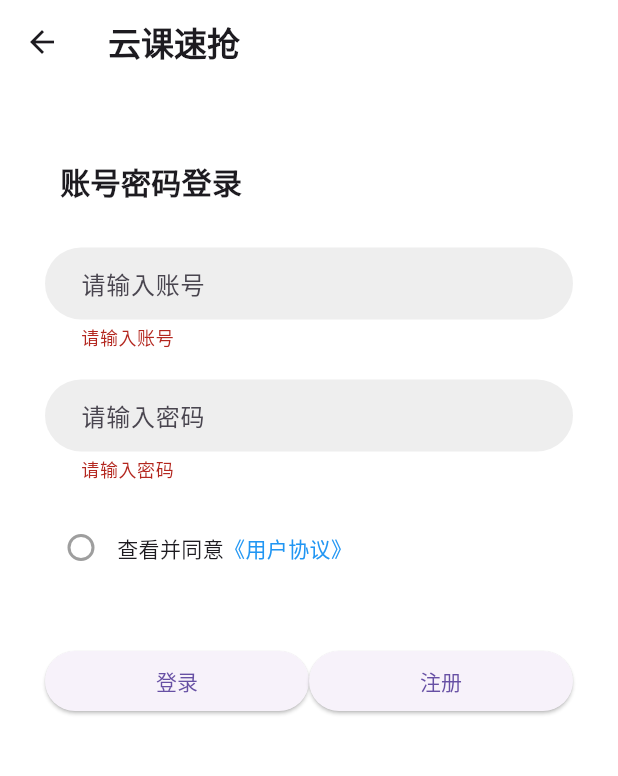
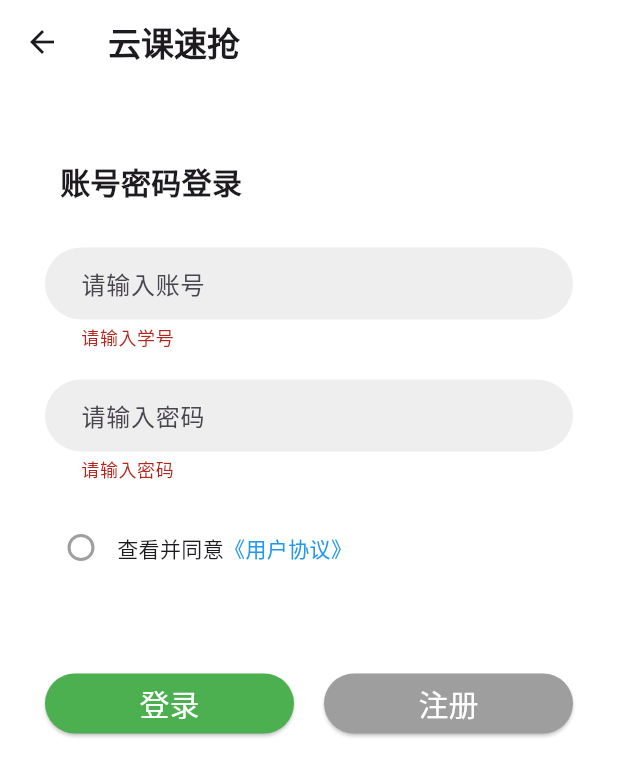
Before and after one commit to LearnTechLogic/CourseSnap, a Flutter app: the screen it shows after launch, after a tap on "登录", on a phone screen of 412 x 824 dp. Shown: the top 776 px of the screen. Run offline on Flutter 3.47's test engine with Material 3 defaults, Android fonts, the phone set to English and light mode, and no system bars; our stand-ins replace dio, get, shared_preferences; network calls fail; statements that could not run were skipped.

Commit message:
管理端登录逻辑

```diff
--- a/course_snap_gl/lib/constants/index.dart
+++ b/course_snap_gl/lib/constants/index.dart
@@ -6,5 +6,6 @@ class GlobalConstants {
 }
 
 class HttpConstants {
+  static const String LOGIN = "/member/login";
   static const String USER_PROFILE = "/member/profile"; // 用户信息
 }
--- a/course_snap_gl/lib/pages/LoginPage.dart
+++ b/course_snap_gl/lib/pages/LoginPage.dart
@@ -1,5 +1,12 @@
+import 'package:course_snap_gl/stores/TokenManager.dart';
+import 'package:course_snap_gl/stores/UserController.dart';
+import 'package:course_snap_gl/utils/LoadingDialog.dart';
+import 'package:course_snap_gl/utils/ToastUtils.dart';
 import 'package:flutter/cupertino.dart';
 import 'package:flutter/material.dart';
+import 'package:get/get.dart';
+
+import '../api/login.dart';
 
 class LoginPage extends StatefulWidget {
   const LoginPage({super.key});
@@ -9,6 +16,7 @@ class LoginPage extends StatefulWidget {
 }
 
 class _LoginPageState extends State<LoginPage> {
+  final UserController _userController = Get.find();
   TextEditingController _accountController = TextEditingController();
   TextEditingController _passwordController = TextEditingController();
   Widget _buildHeader() {
@@ -31,7 +39,10 @@ class _LoginPageState extends State<LoginPage> {
     return TextFormField(
       validator: (value) {
         if (value == null || value.isEmpty) {
-          return '请输入账号';
+          return '请输入学号';
+        }
+        if (!RegExp(r"^[0-9]{8}$").hasMatch(value)){
+          return '学号格式错误';
         }
         return null;
       },
@@ -101,32 +112,66 @@ class _LoginPageState extends State<LoginPage> {
   Widget _buildButton() {
     return SizedBox(
       width: double.infinity,
-      height: 50,
+      height: 80,
       child: Flex(
         direction: Axis.horizontal,
         children: [
           Expanded(
             child: ElevatedButton(
+              style: ElevatedButton.styleFrom(
+                backgroundColor: Colors.green,
+                shape: RoundedRectangleBorder(
+                  borderRadius: BorderRadius.circular(25)
+                ),
+              ),
               onPressed: () {
                 if (_formKey.currentState!.validate()) {
                   if (_isChecked) {
-
+                    _login();
                   } else {
-
+                    ToastUtils.showToast(context, "请先阅读并同意用户协议");
                   }
                 }
               },
-              child: Text("登录"))
+              child: Text("登录", style: TextStyle(fontSize: 20, color: Colors.white))
+            )
           ),
+          SizedBox(width: 20),
           Expanded(
             child: ElevatedButton(
-              onPressed: () {},
-              child: Text("注册")
+              style: ElevatedButton.styleFrom(
+                backgroundColor: Colors.grey,
+                shape: RoundedRectangleBorder(
+                  borderRadius: BorderRadius.circular(25),
+                ),
+              ),
+              onPressed: () {
+                Navigator.pushNamed(context, "/register");
+              },
+              child: Text("注册", style: TextStyle(fontSize: 20, color: Colors.white))
             ),
           )
         ],
       ),
     );
+  }
+
+  void _login() async {
+    try {
+      LoadingDialog.show(context, message: "登录中...");
+      final result = await loginAPI({
+        "account": _accountController.text,
+        "password": _passwordController.text
+      });
+      _userController.updateUserInfo(result);
+      tokenManager.setToken(result.token);
+      LoadingDialog.hide(context);
+      ToastUtils.showToast(context, "登录成功");
+      Navigator.pop(context);
+    }catch(e) {
+      LoadingDialog.hide(context);
+      ToastUtils.showToast(context, "登录失败");
+    }
   }
 
 
--- a/course_snap_gl/lib/routes/index.dart
+++ b/course_snap_gl/lib/routes/index.dart
@@ -3,6 +3,7 @@ import 'package:flutter/material.dart';
 
 import '../pages/LoginPage.dart';
 import '../pages/MainPage.dart';
+import '../pages/RegisterPage.dart';
 
 Widget getRootWidget() {
   return MaterialApp(
@@ -13,6 +14,7 @@ Widget getRootWidget() {
 Map<String, Widget Function(BuildContext)> getRootRoutes() {
   return {
     '/': (context) => MainPage(),
-    '/login': (context) => LoginPage()
+    '/login': (context) => LoginPage(),
+    '/register': (context) => RegisterPage()
   };
 }
--- a/course_snap_gl/lib/utils/DioRequest.dart
+++ b/course_snap_gl/lib/utils/DioRequest.dart
@@ -44,7 +44,7 @@ class DioRequest {
     return _handleResponse(_dio.get(url, queryParameters: params));
   }
   Future<dynamic> post(String url, {Map<String, dynamic>? data}) {
-    return _handleResponse(_dio.post(url, queryParameters: data));
+    return _handleResponse(_dio.post(url, data: data));
   }
 
 
```
Also changed, not shown: course_snap_gl/lib/api/login.dart (added, +9 -0 lines), course_snap_gl/lib/pages/RegisterPage.dart (added, +15 -0 lines), course_snap_gl/lib/utils/LoadingDialog.dart (added, +34 -0 lines), course_snap_gl/lib/utils/ToastUtils.dart (+26 -0 lines), 4 other files.
